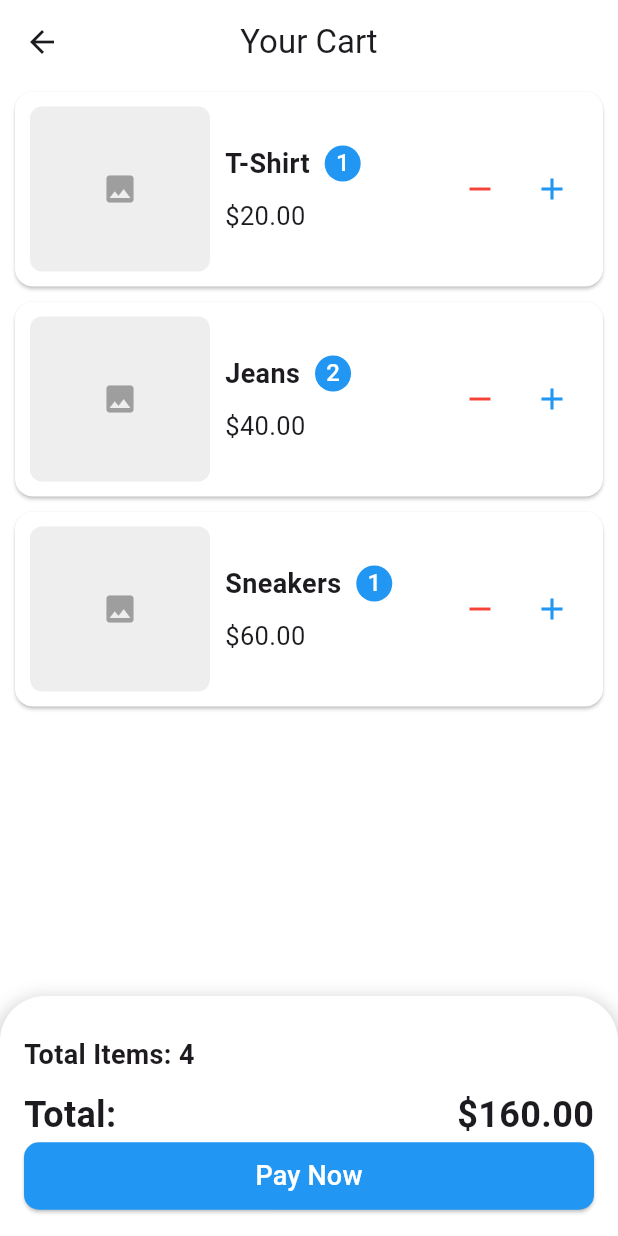
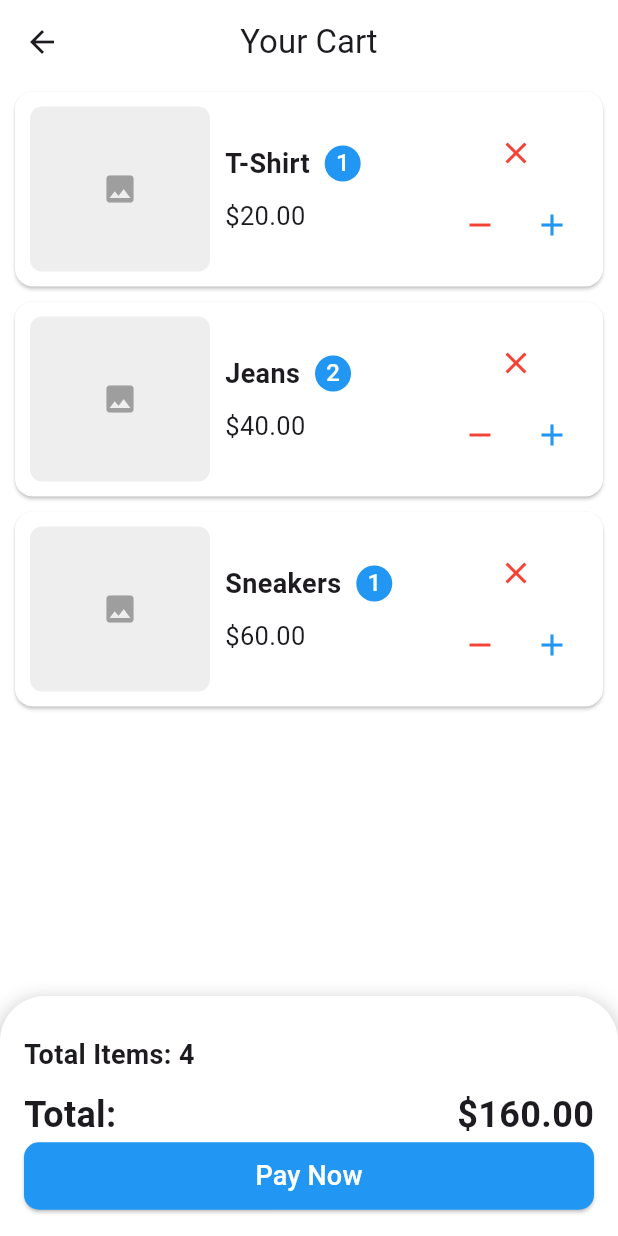
Before and after one commit to hadishamoun1/vesti-app, a Flutter app: the CartScreen screen opened directly, on a phone screen of 412 x 824 dp. Run offline on Flutter 3.47's test engine with Material 3 defaults, Android fonts, the light colour scheme and no system bars; our stand-ins replace geolocator, image_picker, jwt_decoder, permission_handler, shared_preferences; missing offline and left inert: flutter_background_geolocation; accounts and stored records are empty.

Commit message:
Added a delete icon for cards

```diff
--- a/lib/screens/Cart.dart
+++ b/lib/screens/Cart.dart
@@ -10,6 +10,7 @@ class _CartScreenState extends State<CartScreen> {
     CartItem(name: 'T-Shirt', price: 20.0, quantity: 1),
     CartItem(name: 'Jeans', price: 40.0, quantity: 2),
     CartItem(name: 'Sneakers', price: 60.0, quantity: 1),
+    // Add more items as needed...
   ];
 
   double get totalPrice {
@@ -36,6 +37,12 @@ class _CartScreenState extends State<CartScreen> {
       if (cartItems[index].quantity > 1) {
         cartItems[index].quantity--;
       }
+    });
+  }
+
+  void _removeCartItem(int index) {
+    setState(() {
+      cartItems.removeAt(index);
     });
   }
 
@@ -112,10 +119,15 @@ class _CartScreenState extends State<CartScreen> {
                         ),
                         // Quantity controls aligned and centered vertically
                         Align(
-                          alignment: Alignment.centerRight,
+                          alignment: Alignment.topRight,
                           child: Column(
                             mainAxisAlignment: MainAxisAlignment.center,
                             children: [
+                              // X icon for deletion
+                              IconButton(
+                                icon: Icon(Icons.close, color: Colors.red),
+                                onPressed: () => _removeCartItem(index),
+                              ),
                               Row(
                                 mainAxisAlignment: MainAxisAlignment.end,
                                 children: [
```
